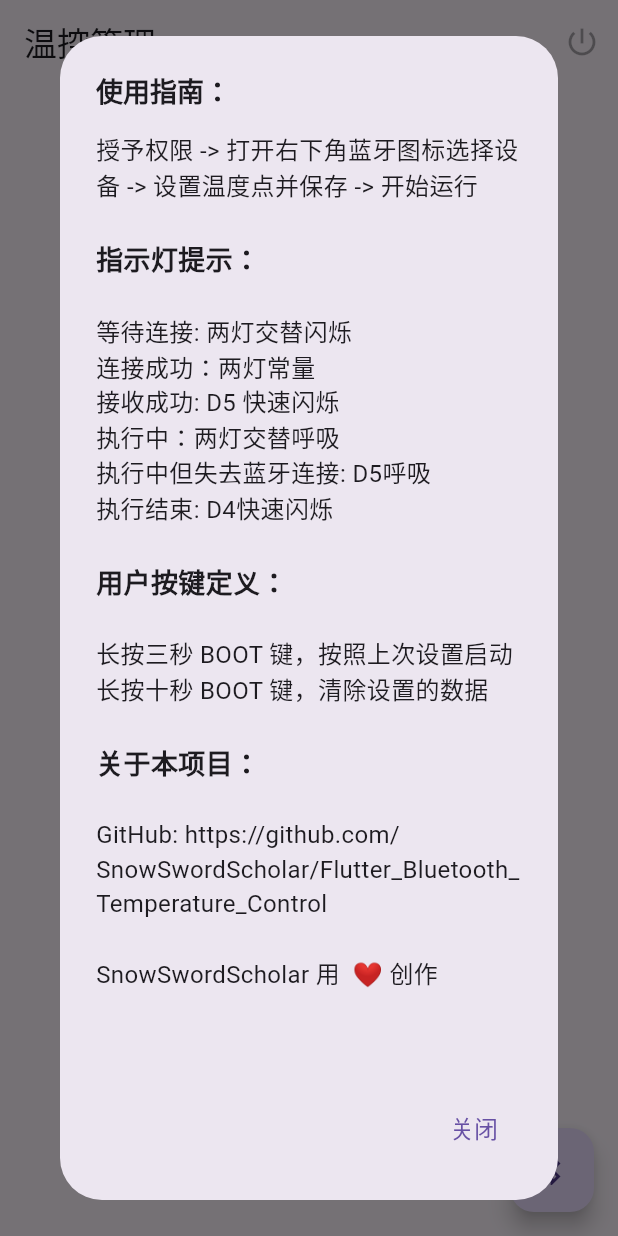
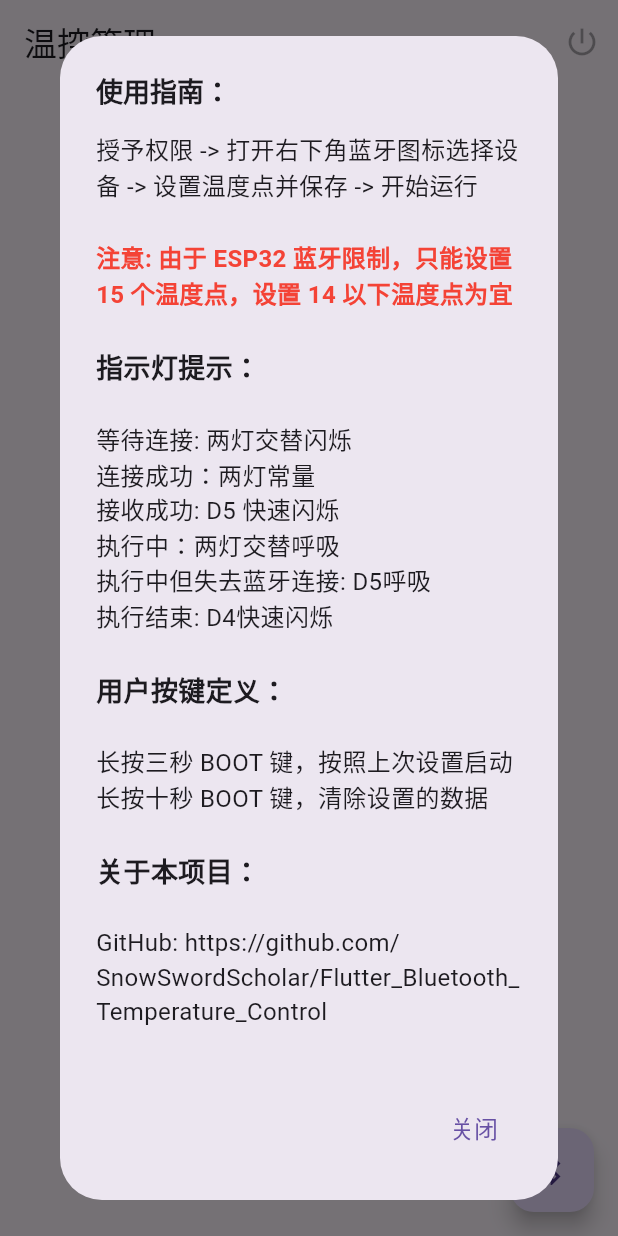
Before and after one commit to SnowSwordScholar/Flutter_Bluetooth_Temperature_Control, a Flutter app: the screen it shows after launch, after a tap on "温控管理", on a phone screen of 412 x 824 dp. Run offline on Flutter 3.47's test engine with Material 3 defaults, Android fonts, the light colour scheme and no system bars; our stand-ins replace flutter_blue_plus, logger, permission_handler, shared_preferences.

Commit message:
初始化项目

```diff
--- a/lib/screens/home_screen.dart
+++ b/lib/screens/home_screen.dart
@@ -75,6 +75,15 @@ void _showInfoDialog(BuildContext context) {
               Text(
                 '授予权限 -> 打开右下角蓝牙图标选择设备 -> 设置温度点并保存 -> 开始运行\n',
                 style: TextStyle(fontSize: 16),
+                textAlign: TextAlign.left,
+              ),
+              Text(
+                '注意: 由于 ESP32 蓝牙限制，只能设置 15 个温度点，设置 14 以下温度点为宜\n',
+                style: TextStyle(
+                  fontSize: 16,
+                  fontWeight: FontWeight.bold,
+                  color: Colors.red,
+                ),
                 textAlign: TextAlign.left,
               ),
               Text(
```
Also changed, not shown: 2 other files.
